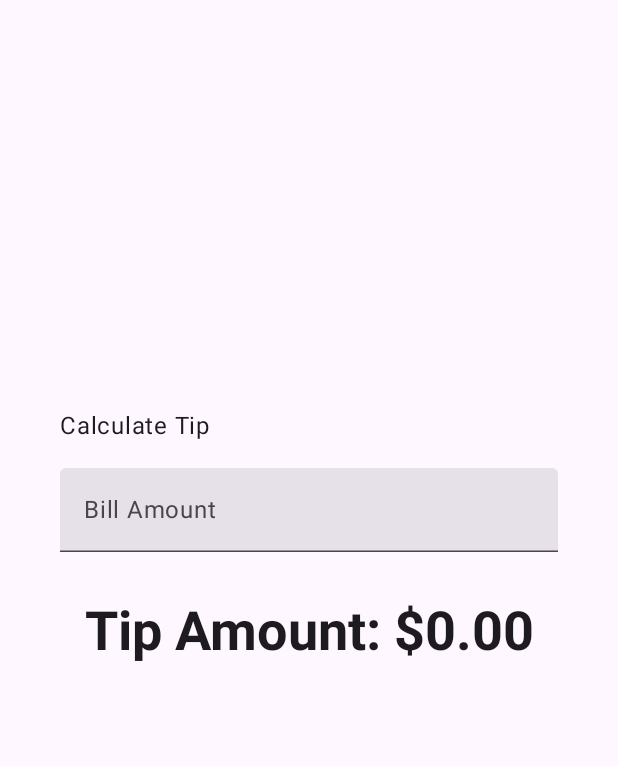
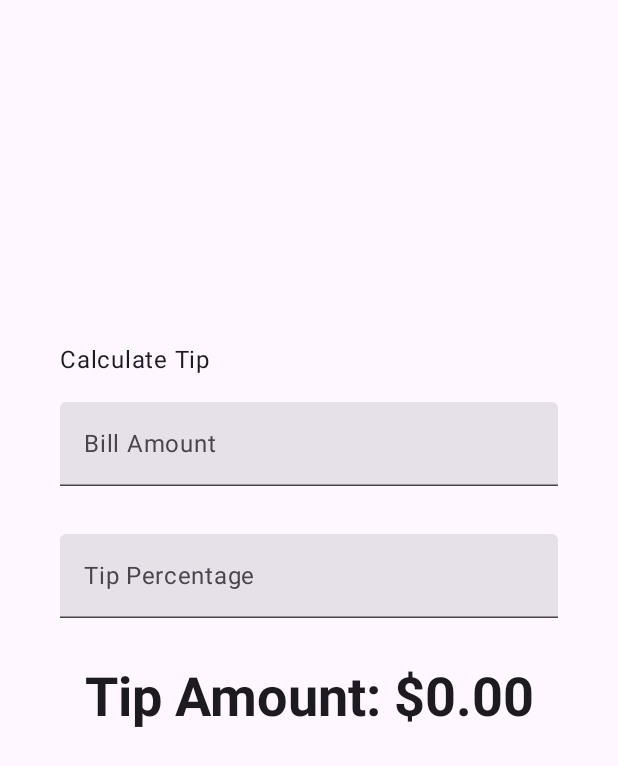
Before and after one commit to SammuDev/Tip_Time, an Android app built with Jetpack Compose: the screen it shows after launch (MainActivity), on a phone screen of 412 x 824 dp. Shown: the top 766 px of the screen. Run offline under Robolectric (Android 15) with nearby library versions, the phone set to English and light mode, and no system bars.

Commit message:
feat: Alterando a função combinável "EditNumberField" deixando ela mais genérica e criando mais um campo de texto para que o usuário possa escolher o percentual, sendo 15% o percentual default

```diff
--- a/app/src/main/java/com/example/tiptime/MainActivity.kt
+++ b/app/src/main/java/com/example/tiptime/MainActivity.kt
@@ -19,6 +19,7 @@ import android.os.Bundle
 import androidx.activity.ComponentActivity
 import androidx.activity.compose.setContent
 import androidx.activity.enableEdgeToEdge
+import androidx.annotation.StringRes
 import androidx.compose.foundation.layout.Arrangement
 import androidx.compose.foundation.layout.Column
 import androidx.compose.foundation.layout.Spacer
@@ -66,8 +67,11 @@ class MainActivity : ComponentActivity() {
 @Composable
 fun TipTimeLayout() {
     var amountInput by remember { mutableStateOf("") }
+    var tipInput by remember { mutableStateOf("") }
+
     val amount = amountInput.toDoubleOrNull() ?: 0.0
-    val tip = calculateTip(amount)
+    val tipPercent = tipInput.toDoubleOrNull() ?: 15.0
+    val tip = calculateTip(amount, tipPercent)
 
     Column(
         modifier = Modifier
@@ -84,8 +88,17 @@ fun TipTimeLayout() {
                 .align(alignment = Alignment.Start)
         )
         EditNumberField(
+            label = R.string.bill_amount,
             value = amountInput,
             onValueChange = { amountInput = it },
+            modifier = Modifier
+                .padding(bottom = 32.dp)
+                .fillMaxWidth()
+        )
+        EditNumberField(
+            label = R.string.how_was_the_service,
+            value = tipInput,
+            onValueChange = { tipInput = it },
             modifier = Modifier
                 .padding(bottom = 32.dp)
                 .fillMaxWidth()
@@ -100,6 +113,7 @@ fun TipTimeLayout() {
 
 @Composable
 fun EditNumberField(
+    @StringRes label: Int,
     value: String,
     onValueChange: (String) -> Unit,
     modifier: Modifier = Modifier
@@ -107,14 +121,14 @@ fun EditNumberField(
     TextField(
         value = value,
         onValueChange = onValueChange,
-        label = { Text(text = stringResource(R.string.bill_amount)) },
+        label = { Text(text = stringResource(label)) },
         singleLine = true,
         keyboardOptions = KeyboardOptions(keyboardType = KeyboardType.Number),
         modifier = modifier
     )
 }
 
-private fun calculateTip(amount: Double, tipPercent: Double = 15.0): String {
+private fun calculateTip(amount: Double, tipPercent: Double): String {
     val tip = tipPercent / 100 * amount
     return NumberFormat.getCurrencyInstance().format(tip)
 }
--- a/app/src/main/res/values/strings.xml
+++ b/app/src/main/res/values/strings.xml
@@ -18,5 +18,7 @@
     <string name="app_name">Tip Time</string>
     <string name="calculate_tip">Calculate Tip</string>
     <string name="bill_amount">Bill Amount</string>
+    <string name="how_was_the_service">Tip Percentage</string>
+    <string name="round_up_tip">Round up tip?</string>
     <string name="tip_amount">Tip Amount: %s</string>
 </resources>
```
